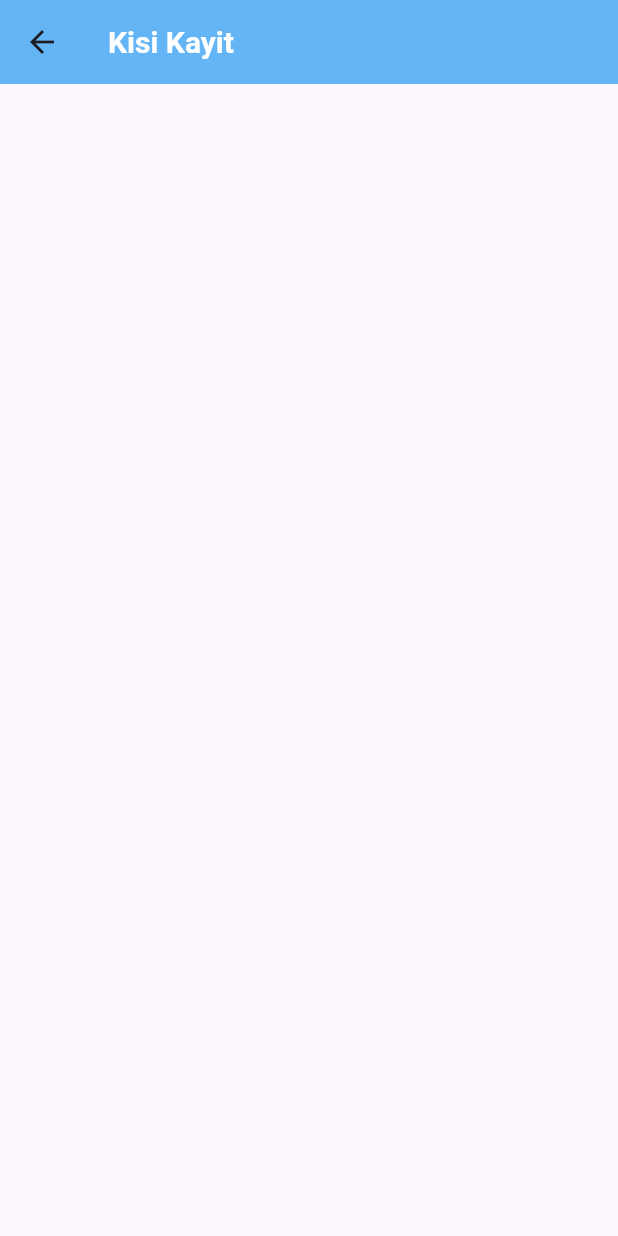
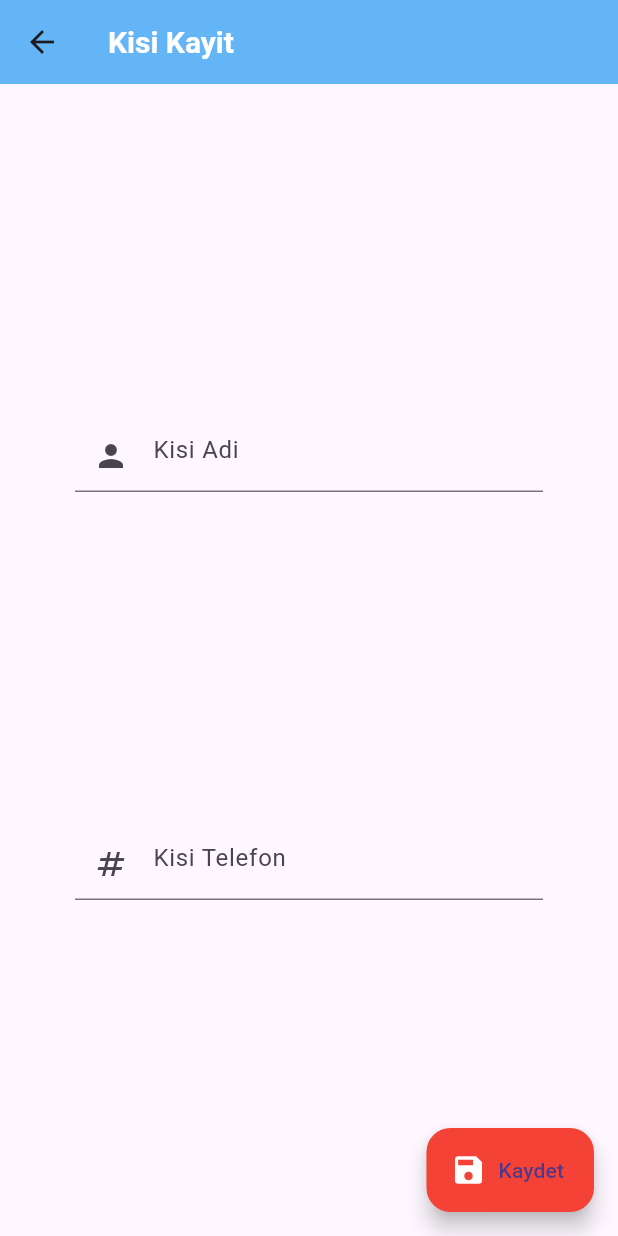
Before and after one commit to tahaturan/person_application, a Flutter app: the PersonSavePage screen opened directly, on a phone screen of 412 x 824 dp. Run offline on Flutter 3.47's test engine with Material 2 defaults, Android fonts, the light colour scheme and no system bars; our stand-ins replace awesome_dialog, flutter_slidable, top_snackbar_flutter.

Commit message:
kayit sayfasi tasarlandi

```diff
--- a/lib/views/person_save_page.dart
+++ b/lib/views/person_save_page.dart
@@ -1,4 +1,5 @@
 import 'package:flutter/material.dart';
+import 'package:person_application/views/home_page.dart';
 
 class PersonSavePage extends StatefulWidget {
   const PersonSavePage({Key? key}) : super(key: key);
@@ -8,6 +9,18 @@ class PersonSavePage extends StatefulWidget {
 }
 
 class _PersonSavePageState extends State<PersonSavePage> {
+  TextEditingController tfPersonName = TextEditingController();
+  TextEditingController tfPersonNumber = TextEditingController();
+
+  Future<void> personSave(String personName, String personNumber) async {
+    print("$personName - $personNumber kaydedildi");
+    Navigator.pushReplacement(
+        context,
+        MaterialPageRoute(
+          builder: (context) => const HomePage(),
+        ));
+  }
+
   @override
   Widget build(BuildContext context) {
     return Scaffold(
@@ -15,10 +28,41 @@ class _PersonSavePageState extends State<PersonSavePage> {
         title: const Text('Kisi Kayit'),
       ),
       body: Center(
-        child: Column(
-          mainAxisAlignment: MainAxisAlignment.spaceEvenly,
-          children: const [],
+        child: Padding(
+          padding: const EdgeInsets.only(left: 50, right: 50),
+          child: Column(
+            mainAxisAlignment: MainAxisAlignment.spaceEvenly,
+            children: [
+              TextField(
+                controller: tfPersonName,
+                decoration: const InputDecoration(
+                  hintText: "Kisi Adi",
+                  prefixIcon: Icon(Icons.person),
+                ),
+              ),
+              TextField(
+                controller: tfPersonNumber,
+                keyboardType: TextInputType.phone,
+                decoration: const InputDecoration(
+                  hintText: "Kisi Telefon",
+                  prefixIcon: Icon(Icons.numbers),
+                ),
+              ),
+            ],
+          ),
         ),
+      ),
+      floatingActionButton: FloatingActionButton.extended(
+        onPressed: () {
+          personSave(tfPersonName.text, tfPersonNumber.text);
+        },
+        backgroundColor: Colors.red,
+        tooltip: "Kisi Kayit",
+        icon: const Icon(
+          Icons.save,
+          color: Colors.white,
+        ),
+        label: const Text("Kaydet"),
       ),
     );
   }
```
Also changed, not shown: lib/views/home_page.dart (+10 -2 lines).
